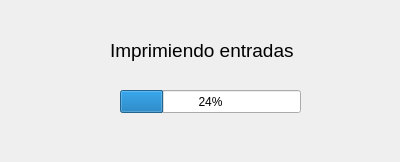
Proyecto-PAV/ProyectoDSI, file Interfaz/Interfaz4.ui: the form before one commit.
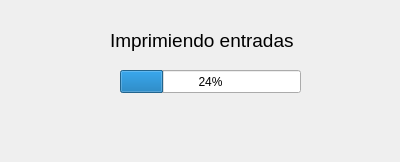
The form after the commit.

Diff of the .ui file:
```diff
--- a/Interfaz/Interfaz4.ui
+++ b/Interfaz/Interfaz4.ui
@@ -29,7 +29,7 @@
    <property name="geometry">
     <rect>
      <x>110</x>
-     <y>40</y>
+     <y>30</y>
      <width>191</width>
      <height>21</height>
     </rect>
@@ -47,7 +47,7 @@
    <property name="geometry">
     <rect>
      <x>120</x>
-     <y>90</y>
+     <y>70</y>
      <width>181</width>
      <height>23</height>
     </rect>
```
